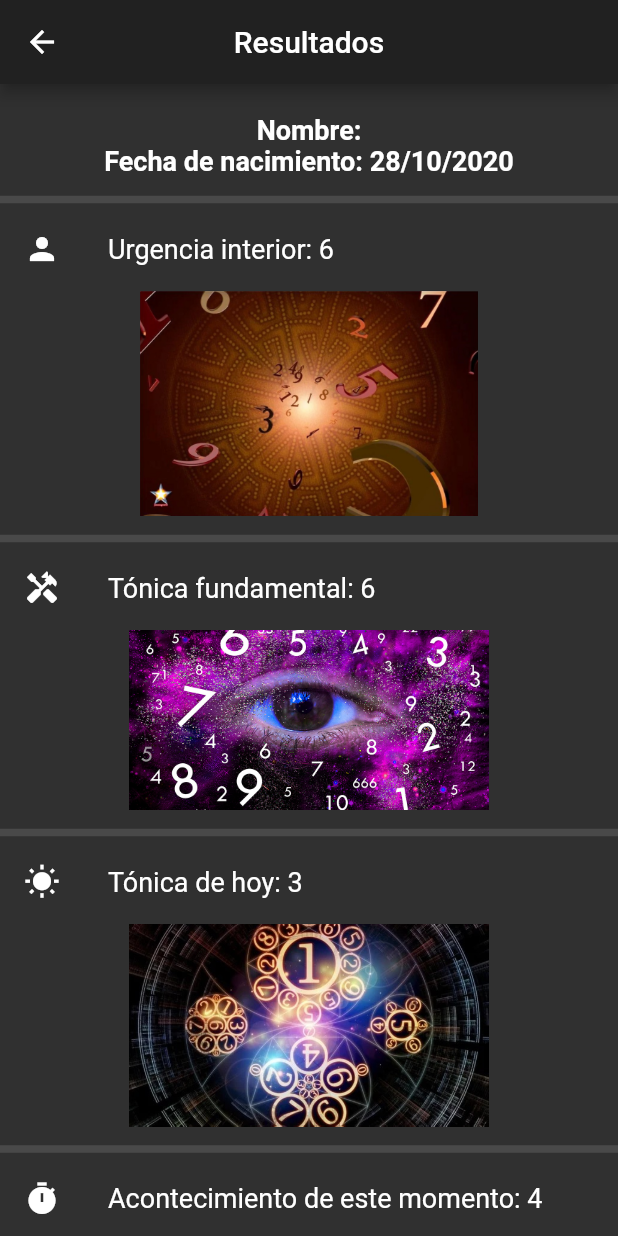
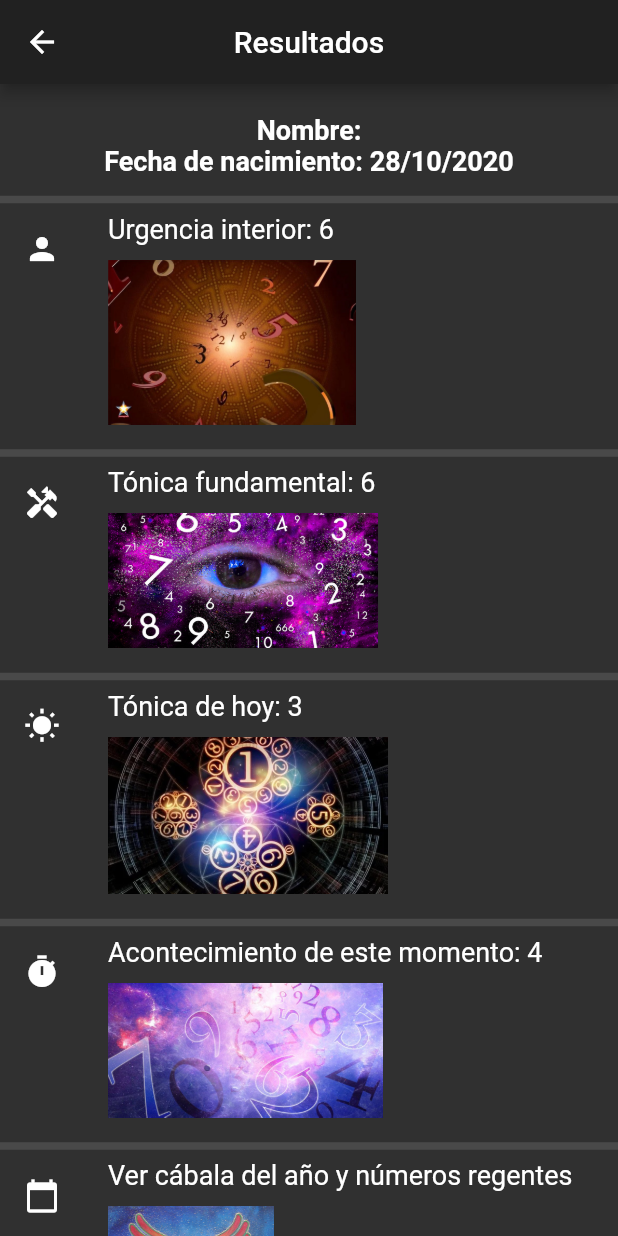
Before and after one commit to DeysonDiaz/IHC_Grupo-10, a Flutter app: the ResultsPage screen opened directly with empty values, on a phone screen of 412 x 824 dp. Run offline on Flutter 3.47's test engine with Material 2 defaults, Android fonts, the phone set to English and light mode, and no system bars; our stand-ins replace datetime_picker_formfield.

Commit message:
Fusionando imágenes con ListTile en results

```diff
--- a/cabala/lib/main.dart
+++ b/cabala/lib/main.dart
@@ -34,7 +34,7 @@ class InitialPage extends StatelessWidget {
           image: DecorationImage(
             image: AssetImage("assets/images/img1.jpg"),
             colorFilter: new ColorFilter.mode(
-                Colors.black.withOpacity(0.3), BlendMode.dstATop),
+                Colors.black.withOpacity(0.25), BlendMode.dstATop),
             fit: BoxFit.cover,
           ),
         ),
@@ -47,7 +47,7 @@ class InitialPage extends StatelessWidget {
             Padding(
               padding: const EdgeInsets.symmetric(horizontal: 40),
               child: Text(
-                  'Quieres saber tu urgencia interior(un tipo de signo zodiacal numérico), tu tónica fundamental (lo que tienes que hacer para tener éxito en la vida) y otros datos más de importancia.',
+                  '¿Quieres saber tu urgencia interior(un tipo de signo zodiacal numérico), tu tónica fundamental (lo que tienes que hacer para tener éxito en la vida) y otros datos más de importancia?',
                   style: TextStyle(fontWeight: FontWeight.bold, fontSize: 17),
                   textAlign: TextAlign.center),
             ),
--- a/cabala/lib/screens/results.dart
+++ b/cabala/lib/screens/results.dart
@@ -26,41 +26,45 @@ class ResultsPage extends StatelessWidget {
                 title: Text('Urgencia interior: $innerUrgencyValue',
                     style: TextStyle(fontSize: 18)),
                 leading: Icon(Icons.person),
-                onTap: () => showInnerUrgencyInfo(context, innerUrgencyValue)),
-            Image.asset('assets/images/img2.jpeg', height: 150),
+                onTap: () => showInnerUrgencyInfo(context, innerUrgencyValue),
+                subtitle: Padding(padding: EdgeInsets.only(top: 10), child: Image.asset('assets/images/img2.jpeg', height: 110, alignment: Alignment.centerLeft)),
+            ),
             SizedBox(height: 10),
             Divider(thickness: 5, height: 10),
             ListTile(
                 title: Text('Tónica fundamental: $fundamentalTonicValue',
                     style: TextStyle(fontSize: 18)),
                 leading: Icon(Icons.handyman),
-                onTap: () =>
-                    showFundamentalTonicInfo(context, fundamentalTonicValue)),
-            Image.asset('assets/images/img3.jpeg', height: 120),
+                onTap: () => showFundamentalTonicInfo(context, fundamentalTonicValue),
+                subtitle: Padding(padding: EdgeInsets.only(top: 10), child: Image.asset('assets/images/img3.jpeg', height: 90, alignment: Alignment.centerLeft)),
+            ),
             SizedBox(height: 10),
             Divider(thickness: 5, height: 10),
             ListTile(
                 title: Text('Tónica de hoy: $tonicOfTodayValue',
                     style: TextStyle(fontSize: 18)),
                 leading: Icon(Icons.wb_sunny),
-                onTap: () => showTonicOfTodayInfo(context, tonicOfTodayValue)),
-            Image.asset('assets/images/img4.jpeg', height: 135),
+                onTap: () => showTonicOfTodayInfo(context, tonicOfTodayValue),
+                subtitle: Padding(padding: EdgeInsets.only(top: 10), child: Image.asset('assets/images/img4.jpeg', height: 105, alignment: Alignment.centerLeft)),
+            ),
             SizedBox(height: 10),
             Divider(thickness: 5, height: 10),
             ListTile(
                 title: Text('Acontecimiento de este momento: $nowEventValue',
                     style: TextStyle(fontSize: 18)),
                 leading: Icon(Icons.timer),
-                onTap: () => showNowEventInfo(context, nowEventValue)),
-            Image.asset('assets/images/img5.jpeg', height: 120),
+                onTap: () => showNowEventInfo(context, nowEventValue),
+                subtitle: Padding(padding: EdgeInsets.only(top: 10), child: Image.asset('assets/images/img5.jpeg', height: 90, alignment: Alignment.centerLeft)),
+            ),
             SizedBox(height: 10),
             Divider(thickness: 5, height: 10),
             ListTile(
                 title: Text('Ver cábala del año y números regentes',
                     style: TextStyle(fontSize: 18)),
                 leading: Icon(Icons.calendar_today),
-                onTap: () => showYearCabalaInfo(context, yearCabalaValue)),
-            Image.asset('assets/images/img6.jpeg', height: 225),
+                onTap: () => showYearCabalaInfo(context, yearCabalaValue),
+                subtitle: Padding(padding: EdgeInsets.only(top: 10), child: Image.asset('assets/images/img6.jpeg', height: 150, alignment: Alignment.centerLeft)),
+            ),
             SizedBox(height: 10),
             Divider(thickness: 5, height: 10),
             ListTile(
@@ -68,8 +72,8 @@ class ResultsPage extends StatelessWidget {
                   style: TextStyle(fontSize: 18)),
               leading: Icon(Icons.info),
               onTap: () => showNumbersInfo(context),
+              subtitle: Padding(padding: EdgeInsets.only(top: 10), child: Image.asset('assets/images/img7.jpg', height: 85, alignment: Alignment.centerLeft)),
             ),
-            Image.asset('assets/images/img7.jpg', height: 110)
           ],
         ));
   }
```
